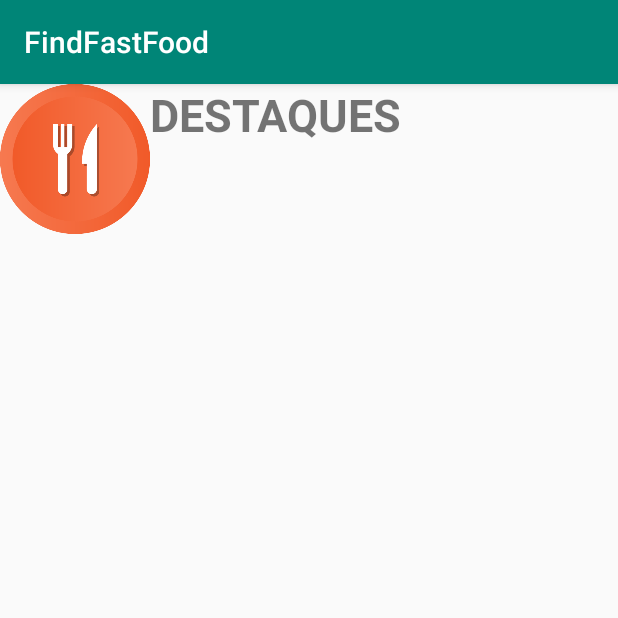
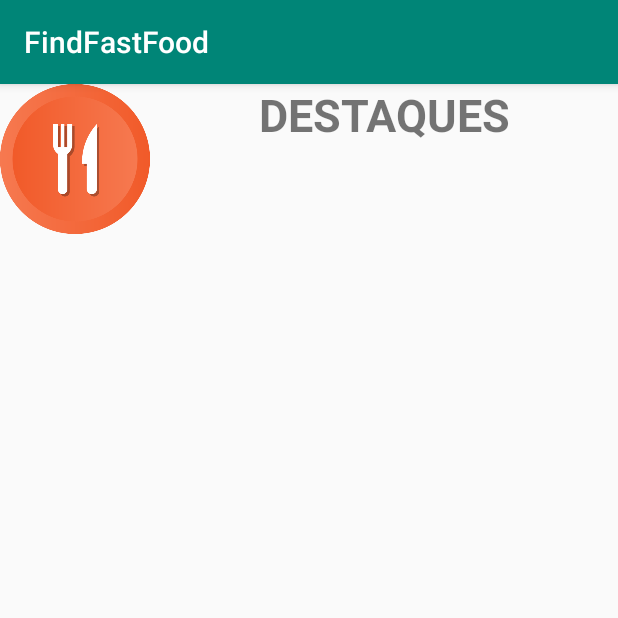
Before and after one commit to ParzivalMarcos/FindFastFoodDefinitivo, an Android app: the TelaPrincipal screen opened directly, with no data from a screen before it, on a phone screen of 412 x 824 dp, the top half of it. Run offline under Robolectric (Android 15) with nearby library versions, the phone set to English and light mode, and no system bars.

Commit message:
Pequeno ajuste na tela principal

```diff
--- a/app/src/main/res/layout/activity_tela_principal.xml
+++ b/app/src/main/res/layout/activity_tela_principal.xml
@@ -10,28 +10,34 @@
     <ScrollView
         android:layout_width="match_parent"
         android:layout_height="match_parent">
-
         <LinearLayout
             android:layout_width="match_parent"
-            android:layout_height="wrap_content">
-
+            android:layout_height="match_parent"
+            android:orientation="horizontal">
         <ImageView
             android:layout_width="100dp"
             android:layout_height="100dp"
             android:layout_gravity="top"
             android:src="@drawable/logo">
-
         </ImageView>
-
             <TextView
-                android:layout_width="wrap_content"
-                android:layout_height="wrap_content"
+                android:layout_width="match_parent"
+                android:layout_height="match_parent"
                 android:text="DESTAQUES"
                 android:textAlignment="center"
                 android:textSize="30sp"
                 android:textStyle="bold" />
+            <LinearLayout
+                android:orientation="horizontal"
+                android:layout_width="match_parent"
+                android:layout_height="wrap_content">
+                <TextView
+                    android:layout_width="match_parent"
+                    android:layout_height="wrap_content"
+                    android:text="Teste">
+
+                </TextView>
+            </LinearLayout>
         </LinearLayout>
-
-
     </ScrollView>
 </LinearLayout>
```
